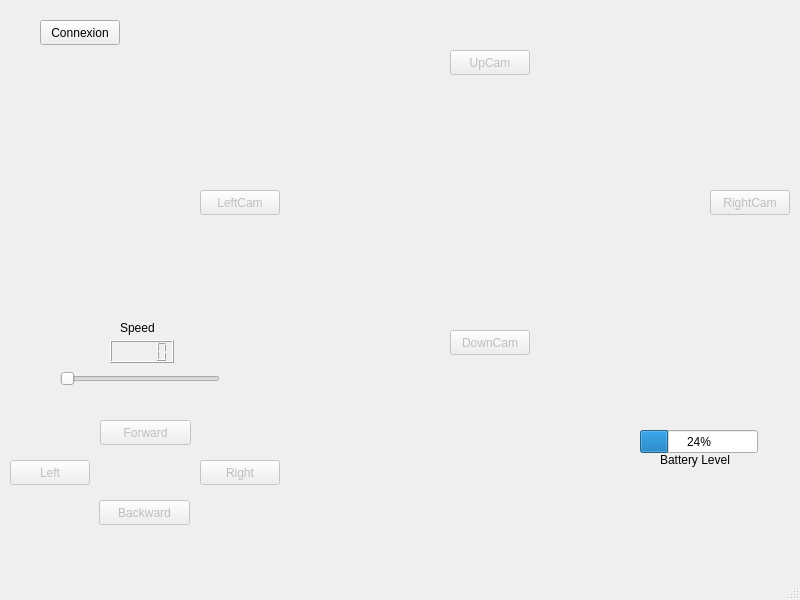
Old version of the form mainwindow.ui in the repository BerAtozz/WifiBot.
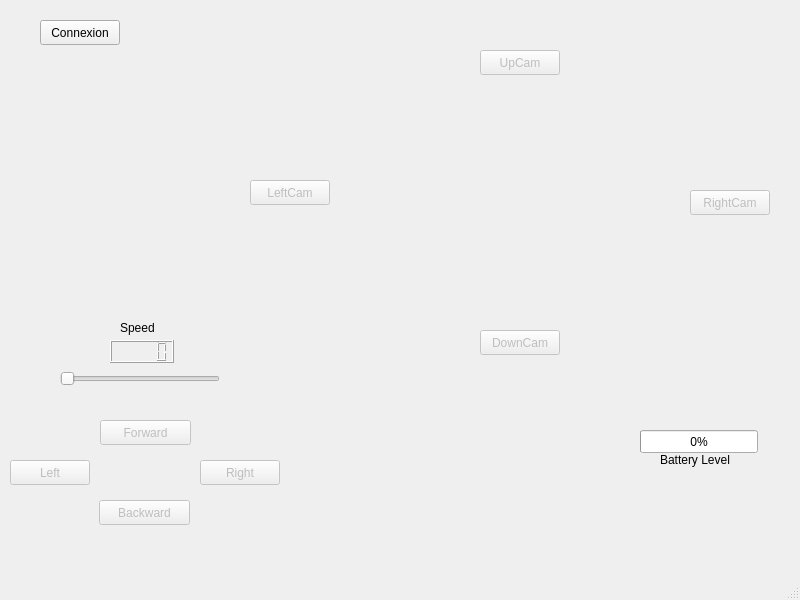
New version of the form.

Diff of the .ui file:
```diff
--- a/mainwindow.ui
+++ b/mainwindow.ui
@@ -163,10 +163,10 @@
    <widget class="QWidget" name="gridLayoutWidget">
     <property name="geometry">
      <rect>
-      <x>290</x>
-      <y>90</y>
-      <width>411</width>
-      <height>231</height>
+      <x>350</x>
+      <y>80</y>
+      <width>321</width>
+      <height>241</height>
      </rect>
     </property>
     <layout class="QGridLayout" name="video"/>
@@ -177,8 +177,8 @@
     </property>
     <property name="geometry">
      <rect>
-      <x>200</x>
-      <y>190</y>
+      <x>250</x>
+      <y>180</y>
       <width>80</width>
       <height>25</height>
      </rect>
@@ -193,7 +193,7 @@
     </property>
     <property name="geometry">
      <rect>
-      <x>710</x>
+      <x>690</x>
       <y>190</y>
       <width>80</width>
       <height>25</height>
@@ -209,7 +209,7 @@
     </property>
     <property name="geometry">
      <rect>
-      <x>450</x>
+      <x>480</x>
       <y>50</y>
       <width>80</width>
       <height>25</height>
@@ -225,7 +225,7 @@
     </property>
     <property name="geometry">
      <rect>
-      <x>450</x>
+      <x>480</x>
       <y>330</y>
       <width>80</width>
       <height>25</height>
@@ -245,7 +245,7 @@
      </rect>
     </property>
     <property name="value">
-     <number>24</number>
+     <number>0</number>
     </property>
    </widget>
    <widget class="QLabel" name="label_2">
```
